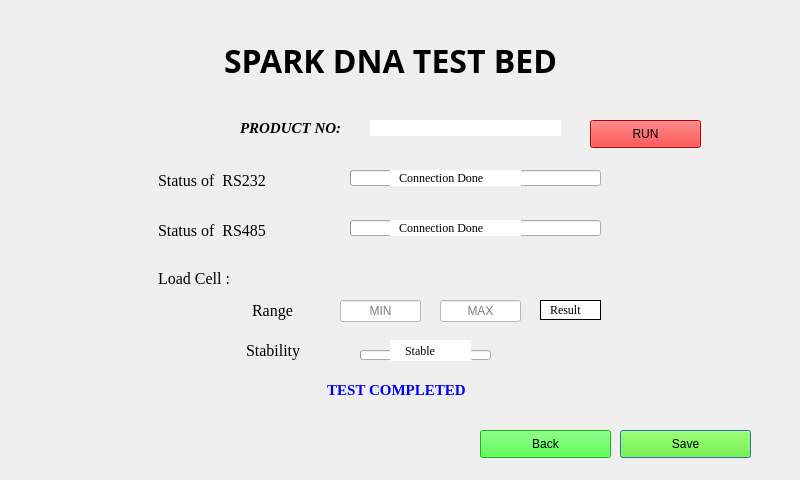
First picture: the form in secondDialog.ui, repository maharaja1510/UI, before the edit.
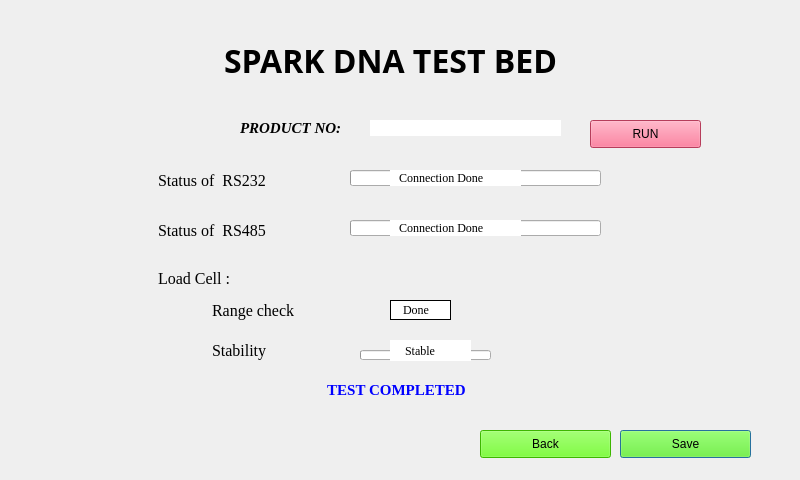
Second picture: the form after the edit. Icons and pictures are not drawn.

Patch:
```diff
--- a/secondDialog.ui
+++ b/secondDialog.ui
@@ -75,8 +75,7 @@
     <bool>false</bool>
    </property>
    <property name="styleSheet">
-    <string notr="true">background-color: rgb(24, 255, 20);
-background-image: url(:/BG/hmi.qrc);</string>
+    <string notr="true">background-color: rgb(85, 255, 0);</string>
    </property>
    <property name="text">
     <string>Back</string>
@@ -95,7 +94,7 @@
     </rect>
    </property>
    <property name="styleSheet">
-    <string notr="true">background-color: rgb(255, 0, 0);</string>
+    <string notr="true">background-color: rgb(255, 85, 127);</string>
    </property>
    <property name="text">
     <string>RUN</string>
@@ -174,51 +173,10 @@
     <number>0</number>
    </property>
   </widget>
-  <widget class="QLineEdit" name="minedit">
-   <property name="geometry">
-    <rect>
-     <x>340</x>
-     <y>300</y>
-     <width>81</width>
-     <height>22</height>
-    </rect>
-   </property>
-   <property name="layoutDirection">
-    <enum>Qt::LeftToRight</enum>
-   </property>
-   <property name="styleSheet">
-    <string notr="true">background-color: rgb(255, 255, 255);</string>
-   </property>
-   <property name="alignment">
-    <set>Qt::AlignCenter</set>
-   </property>
-   <property name="placeholderText">
-    <string>MIN</string>
-   </property>
-  </widget>
-  <widget class="QLineEdit" name="maxedit">
-   <property name="geometry">
-    <rect>
-     <x>440</x>
-     <y>300</y>
-     <width>81</width>
-     <height>22</height>
-    </rect>
-   </property>
-   <property name="styleSheet">
-    <string notr="true">background-color: rgb(255, 255, 255);</string>
-   </property>
-   <property name="alignment">
-    <set>Qt::AlignCenter</set>
-   </property>
-   <property name="placeholderText">
-    <string>MAX</string>
-   </property>
-  </widget>
   <widget class="QLabel" name="resultlabel">
    <property name="geometry">
     <rect>
-     <x>540</x>
+     <x>390</x>
      <y>300</y>
      <width>61</width>
      <height>20</height>
@@ -237,7 +195,7 @@
     <enum>QFrame::Box</enum>
    </property>
    <property name="text">
-    <string>  Result</string>
+    <string>   Done</string>
    </property>
   </widget>
   <widget class="QLabel" name="rs232complelabel">
@@ -347,9 +305,9 @@
   <widget class="QLabel" name="label_5">
    <property name="geometry">
     <rect>
-     <x>240</x>
+     <x>200</x>
      <y>300</y>
-     <width>81</width>
+     <width>121</width>
      <height>21</height>
     </rect>
    </property>
@@ -360,13 +318,13 @@
     </font>
    </property>
    <property name="text">
-    <string>   Range</string>
+    <string>   Range check</string>
    </property>
   </widget>
   <widget class="QLabel" name="label_6">
    <property name="geometry">
     <rect>
-     <x>230</x>
+     <x>200</x>
      <y>340</y>
      <width>111</width>
      <height>21</height>
@@ -379,7 +337,7 @@
     </font>
    </property>
    <property name="text">
-    <string>    Stability </string>
+    <string>   Stability </string>
    </property>
   </widget>
   <widget class="QLabel" name="label_7">
```
